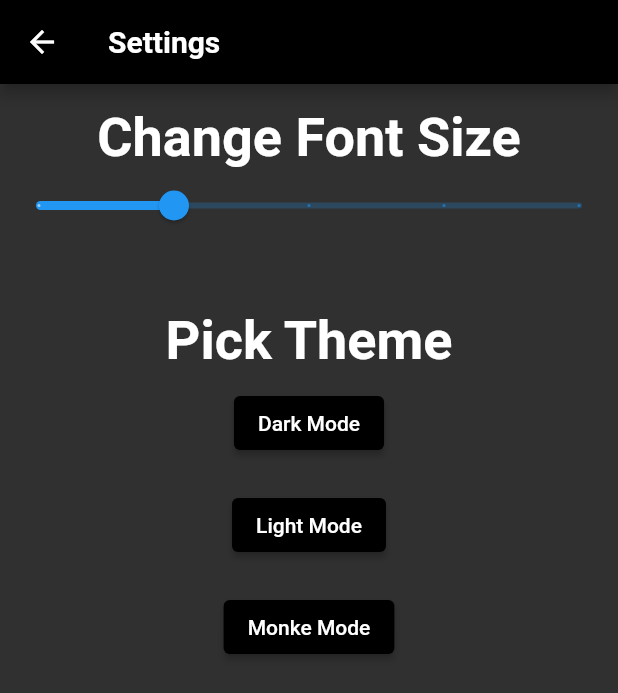
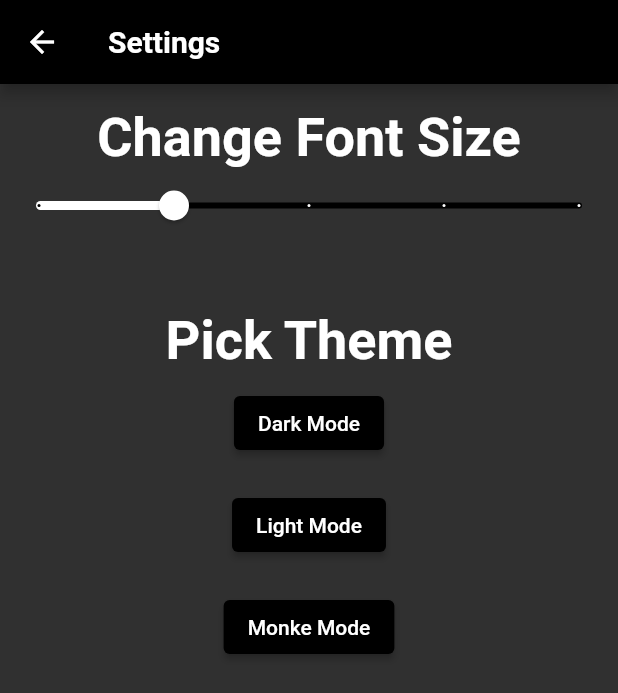
Before and after one commit to AllexisAlvarico/CHG_app, a Flutter app: the SettingsPage screen opened by its route, on a phone screen of 412 x 824 dp. Shown: the top 693 px of the screen. Run offline on Flutter 3.47's test engine with Material 2 defaults, Android fonts, the phone set to English and light mode, and no system bars; our stand-ins replace animated_splash_screen; missing offline and left inert: advance_pdf_viewer; Roboto replaces fonts that are missing (Futura).

Commit message:
Slider now conforms to Theme.

```diff
--- a/lib/screens/settings.dart
+++ b/lib/screens/settings.dart
@@ -52,6 +52,8 @@ class _SettingsPageState extends State<SettingsPage> {
             min: minFont,
             max: maxFont,
             divisions: 4,
+            activeColor: textColor,
+            inactiveColor: appbarColor,
             label: newFontSize.round().toString(),
             onChanged: (double value) {
               setState(() {
```
